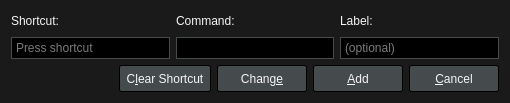
Qt form src/player/ui/keydialog.ui (cloudskytian/sugoi-player-deprecated) before a commit.
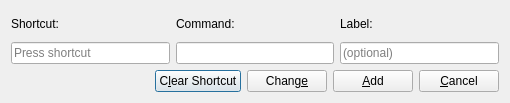
The same form after that commit.

What changed in the file:
```diff
--- a/src/player/ui/keydialog.ui
+++ b/src/player/ui/keydialog.ui
@@ -14,46 +14,7 @@
    <string>Modify Shortcut Key</string>
   </property>
   <property name="styleSheet">
-   <string notr="true">QWidget {
-	font: 12px &quot;Noto Sans&quot;, &quot;FreeSans&quot;;
-	background: #1A1A1A;
-	color: whitesmoke;
-}
-
-/* QLineEdit */
-
-QLineEdit {
-	background: #000;
-	border: 1px solid #454A4D;
-	padding: 2px;
-}
-QLineEdit:focus {
-	border: 1px solid #008098;
-}
-
-/* QPushButton */
-
-QPushButton {
-	background: #454A4D;
-	border: 1px solid #000;
-	border-radius: 2px;
-	color: whitesmoke;
-	min-width: 76px;
-	min-height: 17px;
-	padding: 4px 6px;
-}
-QPushButton:focus {
-	border: 1px solid #008098;
-	outline: none;
-}
-QPushButton:pressed {
-	background: #2E3133;
-}
-QPushButton:disabled {
-	background: transparent;
-	border: 1px solid #454A4D;
-	color: #6F6F6F;
-}</string>
+   <string notr="true"/>
   </property>
   <layout class="QVBoxLayout" name="verticalLayout">
    <item>
```
